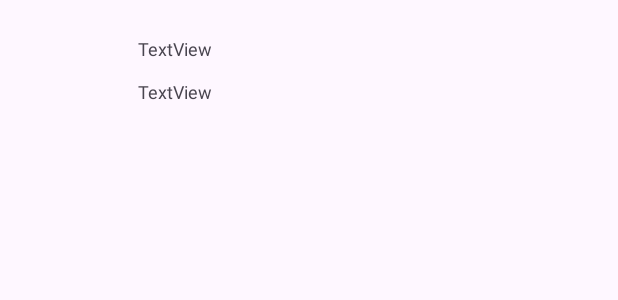
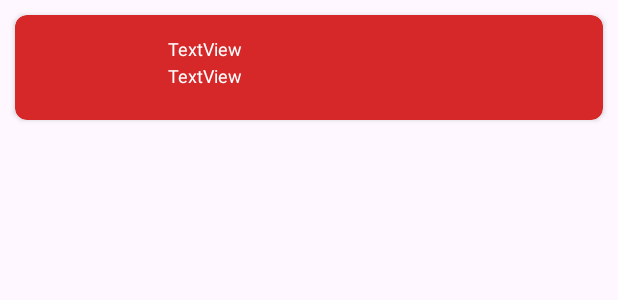
Before and after one commit to bayrtxxx84/FifaApp, an Android app: the layout countries_rv.xml on its own in the app's theme, with its tools: preview values and no code run, on a phone screen of 412 x 824 dp. Shown: the top 300 px of the screen. Run offline under Robolectric (Android 15) with nearby library versions, the phone set to English and light mode, and no system bars; Roboto replaces fonts that are not available here.

```diff
--- a/app/build.gradle
+++ b/app/build.gradle
@@ -36,7 +36,6 @@ android {
     }
     buildToolsVersion '33.0.0'
 
-
 }
 
 dependencies {
@@ -57,4 +56,6 @@ dependencies {
     implementation("androidx.lifecycle:lifecycle-viewmodel-ktx:2.5.1")
     implementation("androidx.lifecycle:lifecycle-runtime-ktx:2.5.1")
     implementation("androidx.lifecycle:lifecycle-livedata-ktx:2.5.1")
+    //Picasso
+    implementation 'com.squareup.picasso:picasso:2.8'
 }
--- a/app/src/main/res/layout/countries_rv.xml
+++ b/app/src/main/res/layout/countries_rv.xml
@@ -2,6 +2,14 @@
 <androidx.constraintlayout.widget.ConstraintLayout xmlns:android="http://schemas.android.com/apk/res/android"
     xmlns:app="http://schemas.android.com/apk/res-auto"
     xmlns:tools="http://schemas.android.com/tools"
+    android:layout_width="match_parent"
+    android:layout_height="90dp">
+
+    <androidx.cardview.widget.CardView
+        android:layout_margin="10dp"
+        android:elevation="10dp"
+        app:cardCornerRadius="8dp"
+        android:backgroundTint="@color/red_label"
         android:layout_width="match_parent"
         android:layout_height="match_parent">
 
@@ -9,9 +17,10 @@
             android:id="@+id/txtV1"
             android:layout_width="wrap_content"
             android:layout_height="wrap_content"
-        android:layout_marginStart="92dp"
-        android:layout_marginTop="24dp"
+            android:layout_marginStart="102dp"
+            android:layout_marginTop="14dp"
             android:text="TextView"
+            android:textColor="@color/white"
             app:layout_constraintStart_toStartOf="parent"
             app:layout_constraintTop_toTopOf="parent" />
 
@@ -19,9 +28,18 @@
             android:id="@+id/txtV2"
             android:layout_width="wrap_content"
             android:layout_height="wrap_content"
-        android:layout_marginStart="92dp"
-        android:layout_marginTop="12dp"
+            android:layout_marginStart="102dp"
+            android:layout_marginTop="32dp"
             android:text="TextView"
+            android:textColor="@color/white"
             app:layout_constraintStart_toStartOf="parent"
             app:layout_constraintTop_toBottomOf="@+id/txtV1" />
+        <ImageView
+            android:id="@+id/countryImage"
+            android:layout_marginTop="10dp"
+            android:layout_marginLeft="10dp"
+            android:layout_width="80dp"
+            android:layout_height="50dp"/>
+
+    </androidx.cardview.widget.CardView>
 </androidx.constraintlayout.widget.ConstraintLayout>
```
Also changed, not shown: app/src/main/java/com/example/test/ui/adapters/UserAdapter.kt (+22 -4 lines), app/src/main/java/com/example/test/ui/fragments/FragmentFrancia.kt (+66 -3 lines), app/src/main/res/layout/fragment_francia.xml (+10 -0 lines). Lines whose indentation alone changed are shown as unchanged.
